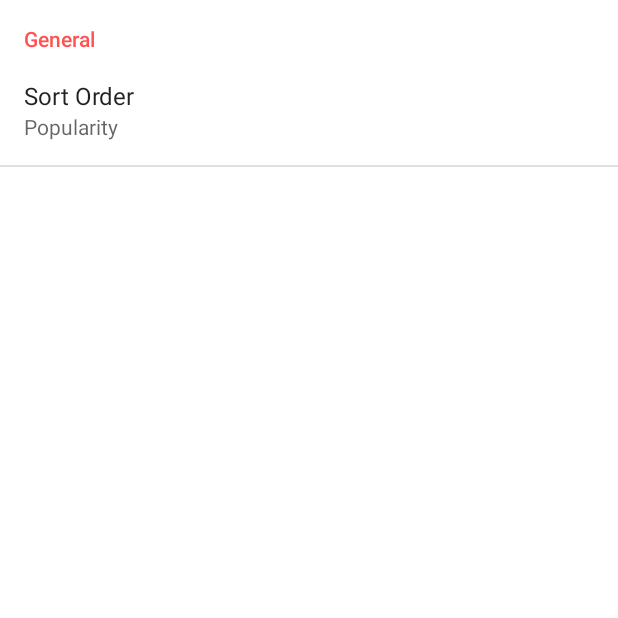
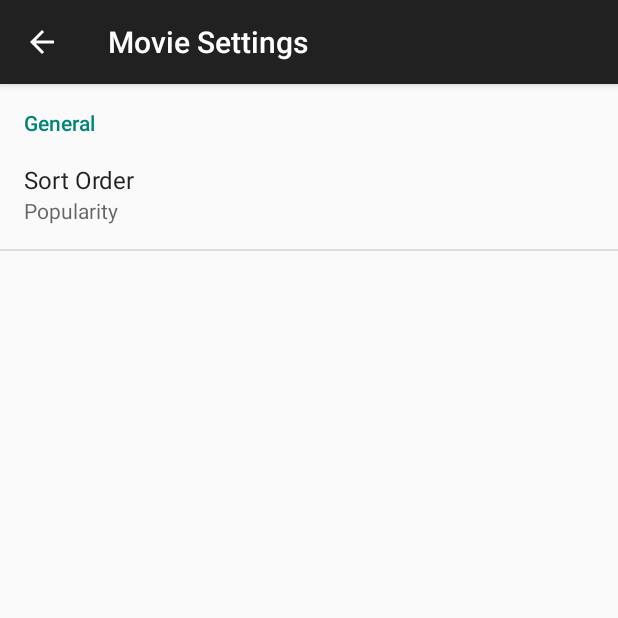
Before and after one commit to gatorboy/Nano, an Android app: the screen it shows after launch (SettingsActivity), in the options menu, after a tap on "Settings", on a phone screen of 412 x 824 dp, the top half of it. Run offline under Robolectric (Android 15) with nearby library versions, the phone set to English and light mode, and no system bars; our stand-ins replace ButterKnife; libraries missing offline, so code that uses them is left out: com.facebook.drawee, com.facebook.imagepipeline, com.facebook.stetho, de.greenrobot.event; pictures from the network do not load; 5 statements that could not run were skipped.

```diff
--- a/app/src/main/AndroidManifest.xml
+++ b/app/src/main/AndroidManifest.xml
@@ -42,7 +42,8 @@
         <activity
             android:label="@string/title_activity_settings"
             android:name=".SettingsActivity"
-            android:parentActivityName=".MoviesActivity">
+            android:parentActivityName=".MoviesActivity"
+            android:theme="@style/Theme.AppCompat.Light.DarkActionBar">
             <meta-data
                 android:name="android.support.PARENT_ACTIVITY"
                 android:value="com.smenedi.nano.MoviesActivity"/>
--- a/app/src/main/java/com/smenedi/nano/MovieDetailActivity.java
+++ b/app/src/main/java/com/smenedi/nano/MovieDetailActivity.java
@@ -39,7 +39,7 @@ public class MovieDetailActivity extends AppCompatActivity {
         // We are using the tool bar as a replacement for action, setup it up as such
         if (mToolbar != null) {
             setSupportActionBar(mToolbar);
-            if(getSupportActionBar() != null) {
+            if (getSupportActionBar() != null) {
                 getSupportActionBar().setElevation(0f);
                 getSupportActionBar().setDisplayHomeAsUpEnabled(true);
             }
@@ -52,7 +52,7 @@ public class MovieDetailActivity extends AppCompatActivity {
     }
 
     private void setAnimations() {
-        if(VERSION.SDK_INT >= VERSION_CODES.LOLLIPOP) {
+        if (VERSION.SDK_INT >= VERSION_CODES.LOLLIPOP) {
             getWindow().setSharedElementEnterTransition(TransitionInflater.from(this).inflateTransition(R.transition.transitions));
         }
     }
--- a/app/src/main/java/com/smenedi/nano/MovieDetailFragment.java
+++ b/app/src/main/java/com/smenedi/nano/MovieDetailFragment.java
@@ -76,7 +76,7 @@ public class MovieDetailFragment extends Fragment implements LoaderCallbacks<Cur
     public View onCreateView(LayoutInflater inflater, ViewGroup container,
             Bundle savedInstanceState) {
         Bundle bundle = getArguments();
-        if(bundle!=null){
+        if (bundle != null) {
             mMovieDetailUri = bundle.getParcelable(DETAIL_URI);
         }
         View view = inflater.inflate(R.layout.fragment_movie_detail, container, false);
@@ -86,7 +86,7 @@ public class MovieDetailFragment extends Fragment implements LoaderCallbacks<Cur
 
     @Override
     public boolean onOptionsItemSelected(MenuItem item) {
-        if(item.getItemId() == R.id.action_share) {
+        if (item.getItemId() == R.id.action_share) {
             startActivity(Intent.createChooser(createShareForecastIntent(), "Share to"));
             return true;
         }
@@ -117,7 +117,7 @@ public class MovieDetailFragment extends Fragment implements LoaderCallbacks<Cur
 
     @Override
     public void onLoadFinished(Loader<Cursor> loader, Cursor data) {
-        if(data.moveToFirst()){
+        if (data.moveToFirst()) {
             setViews(data);
         }
     }
--- a/app/src/main/java/com/smenedi/nano/MoviesActivity.java
+++ b/app/src/main/java/com/smenedi/nano/MoviesActivity.java
@@ -21,10 +21,10 @@ import android.view.MenuItem;
 public class MoviesActivity extends AppCompatActivity {
     private static final String DETAILFRAGMENT_TAG = "DFTAG";
     private final String LOG_TAG = MoviesActivity.class.getSimpleName();
+    Toolbar mToolbar;
     private boolean mTwoPane;
     private String mSortOrder;
 
-    Toolbar mToolbar;
     @Override
     protected void onCreate(Bundle savedInstanceState) {
         Log.d(LOG_TAG, "onCreate");
@@ -134,7 +134,7 @@ public class MoviesActivity extends AppCompatActivity {
     }
 
     private void setAnimations() {
-        if(VERSION.SDK_INT >= VERSION_CODES.LOLLIPOP) {
+        if (VERSION.SDK_INT >= VERSION_CODES.LOLLIPOP) {
             getWindow().setSharedElementExitTransition(TransitionInflater.from(this).inflateTransition(R.transition.transitions));
         }
     }
--- a/app/src/main/java/com/smenedi/nano/MoviesAdapter.java
+++ b/app/src/main/java/com/smenedi/nano/MoviesAdapter.java
@@ -23,11 +23,8 @@ import android.view.ViewGroup;
  * Created by smenedi on 9/12/15.
  */
 public class MoviesAdapter extends RecyclerView.Adapter<MovieViewHolder> {
-    public static final String KEY_MOVIE = "com.smenedi.nano.movie";
-    private static final String LOG_TAG = MoviesAdapter.class.getSimpleName();
     public static final int RESET_COUNT = -1;
-
-    Context mContext;
+    private Context mContext;
     private Cursor mCursor;
     private int mSelectedPosition = RecyclerView.NO_POSITION;
 
@@ -58,14 +55,14 @@ public class MoviesAdapter extends RecyclerView.Adapter<MovieViewHolder> {
 
     public void swapCursor(int oldCount, Cursor newCursor) {
         mCursor = newCursor;
-        if(oldCount == RESET_COUNT) {
+        if (oldCount == RESET_COUNT) {
             notifyDataSetChanged();
             return;
         }
         int newCount = newCursor.getCount();
-        if (newCount > oldCount ) {
+        if (newCount > oldCount) {
             notifyItemRangeInserted(oldCount, newCount - oldCount);
-        } else if (newCount <= oldCount ) {
+        } else if (newCount <= oldCount) {
             notifyDataSetChanged();
         }
     }
@@ -73,6 +70,7 @@ public class MoviesAdapter extends RecyclerView.Adapter<MovieViewHolder> {
     public int getSelectedPosition() {
         return mSelectedPosition;
     }
+
     public Cursor getCursor() {
         return mCursor;
     }
@@ -115,5 +113,4 @@ public class MoviesAdapter extends RecyclerView.Adapter<MovieViewHolder> {
     }
 
 
-
 }
--- a/app/src/main/java/com/smenedi/nano/MoviesApplication.java
+++ b/app/src/main/java/com/smenedi/nano/MoviesApplication.java
@@ -29,7 +29,7 @@ public class MoviesApplication extends Application {
         ImagePipelineConfig config = ImagePipelineConfig.newBuilder(this).setDownsampleEnabled(true).build();
         Fresco.initialize(this, config);
 
-        if(BuildConfig.DEBUG) {
+        if (BuildConfig.DEBUG) {
             Stetho.initializeWithDefaults(this);
         }
     }
--- a/app/src/main/java/com/smenedi/nano/Utility.java
+++ b/app/src/main/java/com/smenedi/nano/Utility.java
@@ -1,6 +1,4 @@
 package com.smenedi.nano;
-
-import com.smenedi.nano.data.MovieContract.MovieEntry;
 
 import android.content.Context;
 import android.preference.PreferenceManager;
@@ -13,19 +11,12 @@ public class Utility {
 
     public static String getSortOrder(Context context) {
         return String.format(SORT_ORDER_FORMAT, PreferenceManager.getDefaultSharedPreferences(context)
-                                                                 .getString(context.getString(R.string.key_pref_sort_order), context.getString(R.string.value_pref_sort_order_default)));
-    }
-
-    public static String getSqlSortOrder(Context context) {
-        if (getSortOrder(context).equals("popularity.desc")) {
-            return MovieEntry.COLUMN_POPULARITY + " DESC";
-        } else {
-            return MovieEntry.COLUMN_RATING + " DESC";
-        }
+                                                                 .getString(context.getString(R.string.key_pref_sort_order),
+                                                                            context.getString(R.string.value_pref_sort_order_default)));
     }
 
     public static int getPageNumber(Context context) {
         return PreferenceManager.getDefaultSharedPreferences(context)
-                         .getInt(context.getString(R.string.key_pref_page_number), 1);
+                                .getInt(context.getString(R.string.key_pref_page_number), 1);
     }
 }
--- a/app/src/main/res/values/strings.xml
+++ b/app/src/main/res/values/strings.xml
@@ -17,7 +17,7 @@
     <string name="action_settings">Settings</string>
 
     <string name="title_activity_movie_detail">Details</string>
-    <string name="title_activity_settings">SettingsActivity</string>
+    <string name="title_activity_settings">Movie Settings</string>
 
     <!--Settings-->
     <string name="pref_category_general">General</string>
```
Also changed, not shown: app/src/main/java/com/smenedi/nano/sync/MoviesAuthenticator.java (line endings or trailing spaces), app/src/main/java/com/smenedi/nano/sync/MoviesAuthenticatorService.java (line endings or trailing spaces), app/src/main/java/com/smenedi/nano/sync/MoviesSyncService.java (line endings or trailing spaces).
